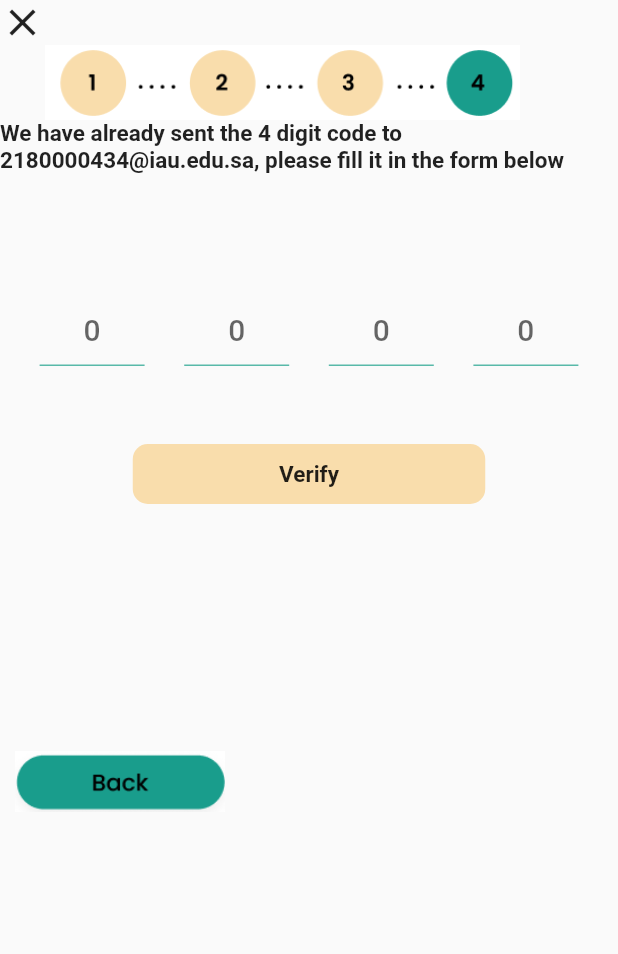
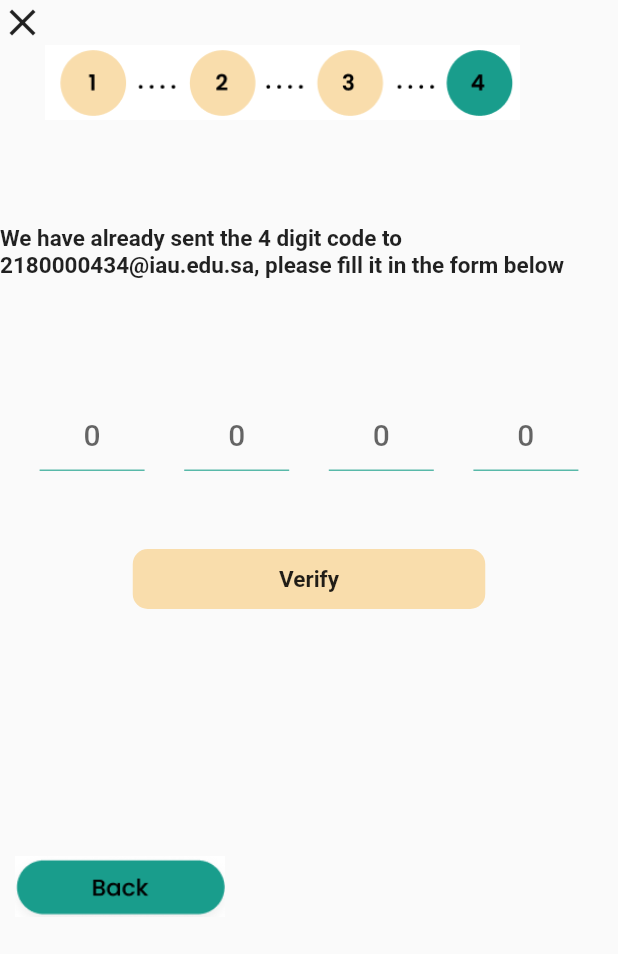
Before and after one commit to Abuqami/CollegeConnect, a Flutter app: the Home screen opened directly, on a phone screen of 412 x 824 dp. Shown: the top 954 px of the screen. Run offline on Flutter 3.47's test engine with Material 2 defaults, Android fonts, the phone set to English and light mode, and no system bars; our stand-ins replace get.

Commit message:
Enter digit Responsive design

```diff
--- a/lib/screens/Enterdigit.dart
+++ b/lib/screens/Enterdigit.dart
@@ -18,14 +18,17 @@ class Enterdigit extends StatelessWidget {
     );
   }
 }
+//width 392 and height 781
 
 class Home extends StatelessWidget {
   @override
   Widget build(BuildContext context) {
+    final isAndoridsmall = MediaQuery.of(context).size.height > 780;
     return Scaffold(
       resizeToAvoidBottomInset: false,
       body: SafeArea(
         //main body
+
         child: Column(
           children: [
             Row(
@@ -46,14 +49,25 @@ class Home extends StatelessWidget {
                 ),
                 Image.asset(
                   'Images/dots.png',
-                )
+                ),
               ]),
               width: 450,
               height: 50,
             ),
+            Row(
+              children: [
+                SizedBox(
+                  height: 70,
+                )
+              ],
+            ),
             Text(
               "We have already sent the 4 digit code to 2180000434@iau.edu.sa, please fill it in the form below",
-              style: TextStyle(fontSize: 15, fontWeight: FontWeight.bold),
+              textAlign: TextAlign.left,
+              style: TextStyle(
+                fontSize: 15,
+                fontWeight: FontWeight.bold,
+              ),
             ),
             SizedBox(
               height: 80,
@@ -77,14 +91,22 @@ class Home extends StatelessWidget {
                 ],
               ),
             ),
-            SizedBox(
-              height: 60,
-            ),
+            isAndoridsmall
+                ? SizedBox(
+                    height: 60,
+                  )
+                : SizedBox(
+                    height: 40,
+                  ),
             Row(
               children: [
-                SizedBox(
-                  height: 250,
-                ),
+                isAndoridsmall
+                    ? SizedBox(
+                        height: 250,
+                      )
+                    : SizedBox(
+                        height: 200,
+                      ),
                 Container(
                   margin: EdgeInsets.all(10),
                   alignment: Alignment.center,
```
